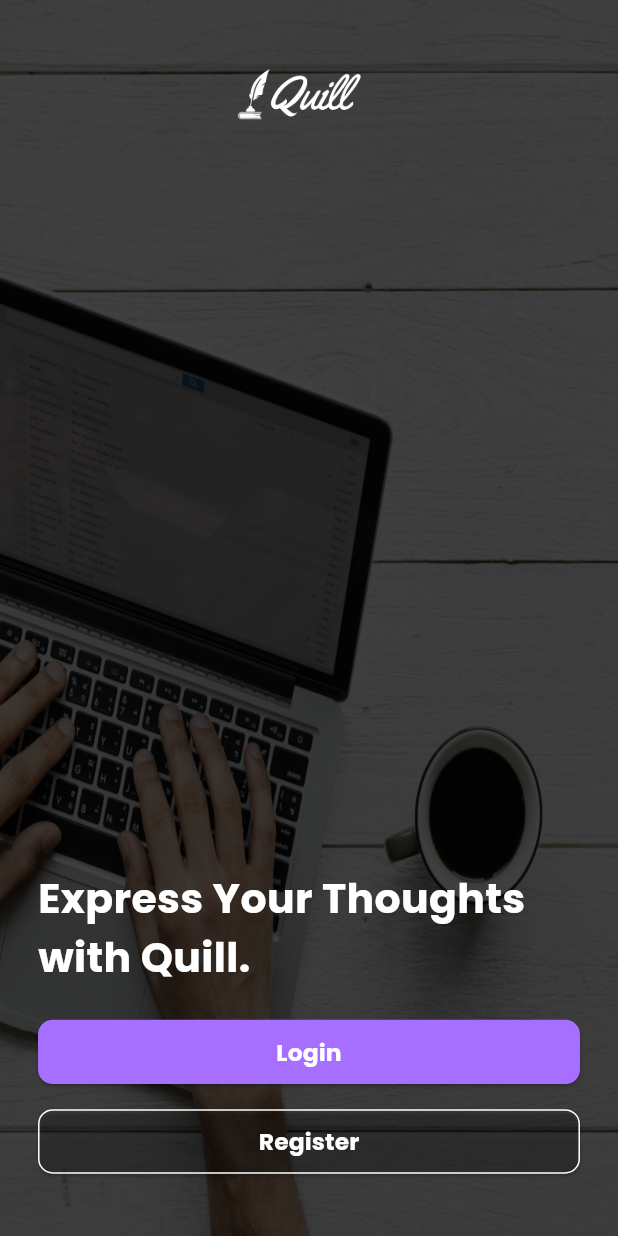
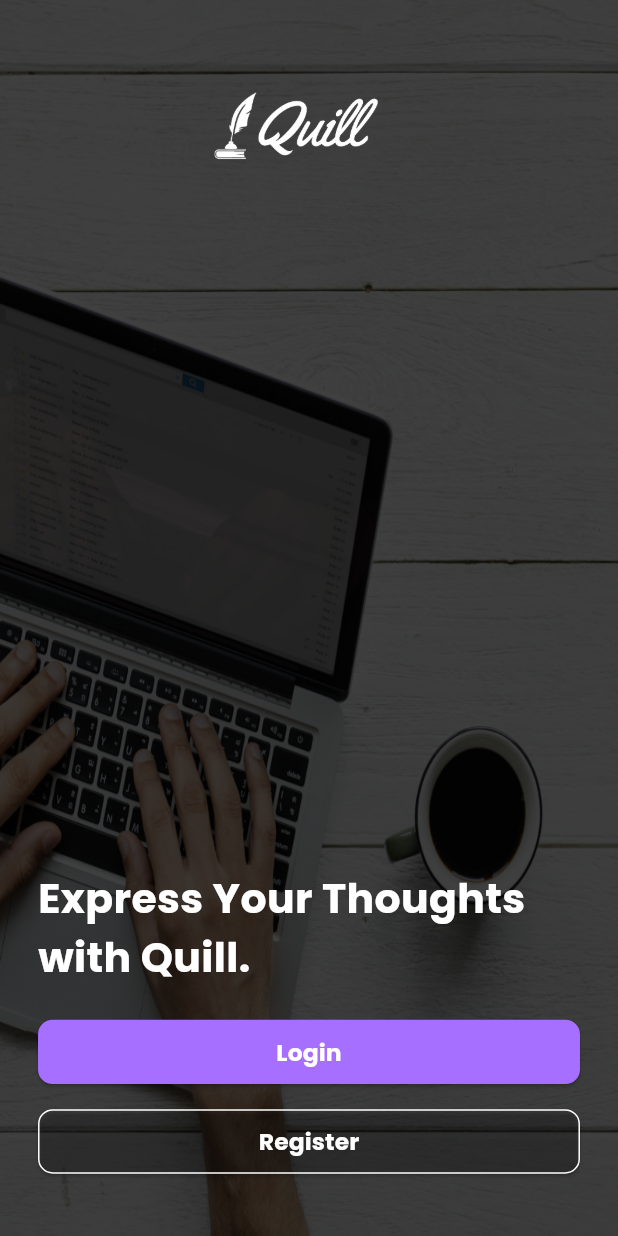
Before and after one commit to TheScriptRailoth/Blogs-App, a Flutter app: the Auth screen opened by its route, on a phone screen of 412 x 824 dp. Run offline on Flutter 3.47's test engine with Material 2 defaults, Android fonts, the phone set to English and light mode, and no system bars; our stand-ins replace auto_route, flutter_screenutil, google_fonts, smooth_page_indicator, velocity_x; missing offline and left inert: animation_wrappers.

```diff
--- a/lib/presentation/screens/auth/widgets/auth.dart
+++ b/lib/presentation/screens/auth/widgets/auth.dart
@@ -22,7 +22,7 @@ class _AuthState extends State<Auth> {
               child: Column(
                 crossAxisAlignment: CrossAxisAlignment.start,
                 children: [
-                    Center(child: Image.asset('assets/images/Quill_logo_white_without_bg.png', height: 150.h)),
+                    Center(child: Image.asset('assets/images/Quill_logo_white_without_bg.png', height: 200.h)),
                   Spacer(),
                   Text("Express Your Thoughts \nwith Quill.", style: TextStyle(color: Colors.white, fontSize: 28.sp, fontWeight: FontWeight.bold),),
                   SizedBox(height: 20.h,),
--- /dev/null
+++ b/mason-lock.json
@@ -0,0 +1 @@
+{"bricks":{"hello":"0.1.0+1"}}
```
Also changed, not shown: mason.yaml (added, +13 -0 lines), .mason/bricks.json (added), 1 other file.
